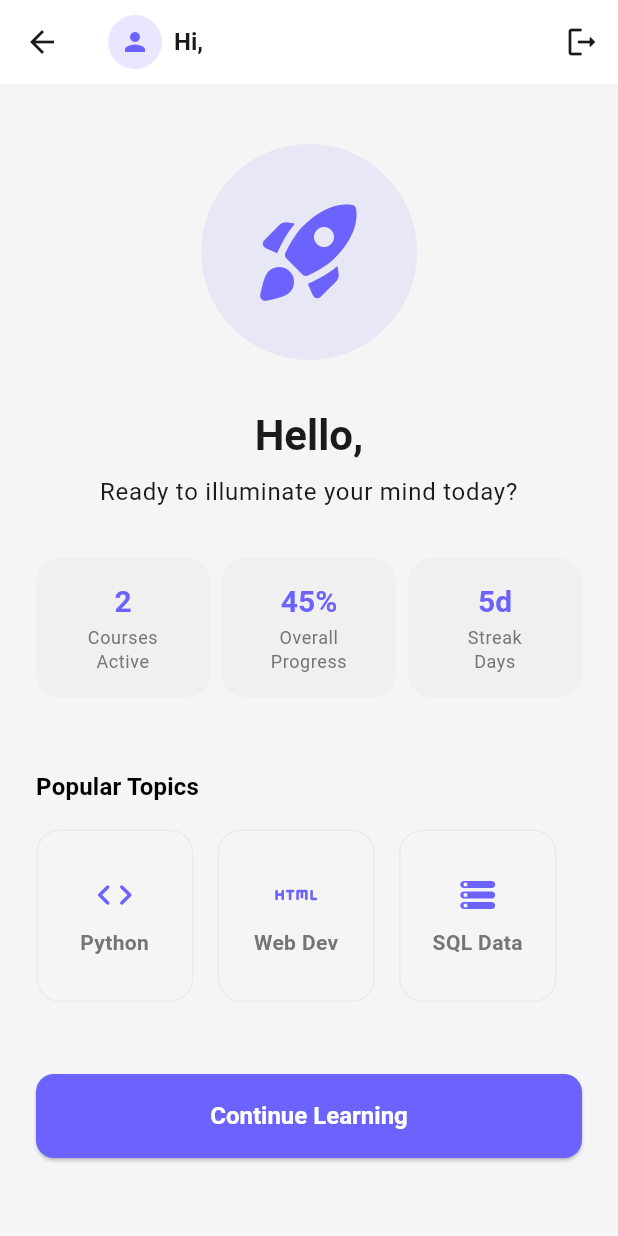
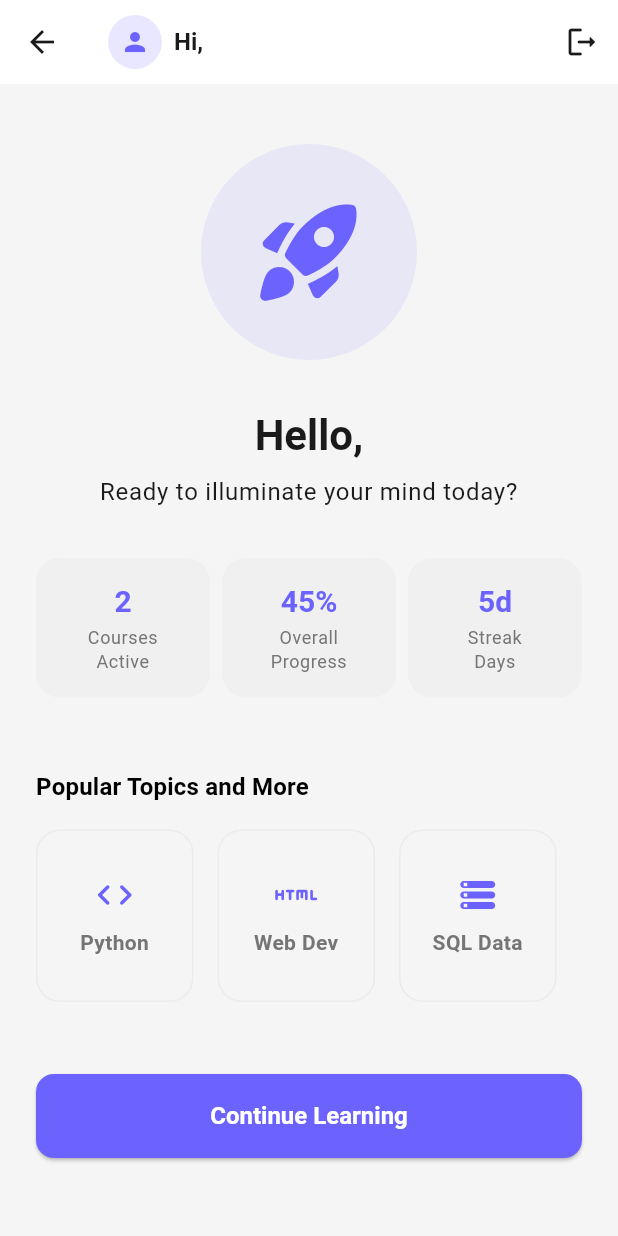
Before and after one commit to ahadulsohag/skill_up, a Flutter app: the HomeScreen screen opened by its route, on a phone screen of 412 x 824 dp. Run offline on Flutter 3.47's test engine with Material 3 defaults, Android fonts, the phone set to English and light mode, and no system bars; our stand-ins replace supabase_flutter; accounts and stored records are empty.

Commit message:
added topics

```diff
--- a/lib/features/home/presentation/screens/home_screen.dart
+++ b/lib/features/home/presentation/screens/home_screen.dart
@@ -103,7 +103,7 @@ class HomeScreen extends StatelessWidget {
               Align(
                 alignment: Alignment.centerLeft,
                 child: Text(
-                  'Popular Topics',
+                  'Popular Topics and More',
                   style: Theme.of(context).textTheme.titleMedium?.copyWith(
                     fontWeight: FontWeight.bold,
                   ),
```
